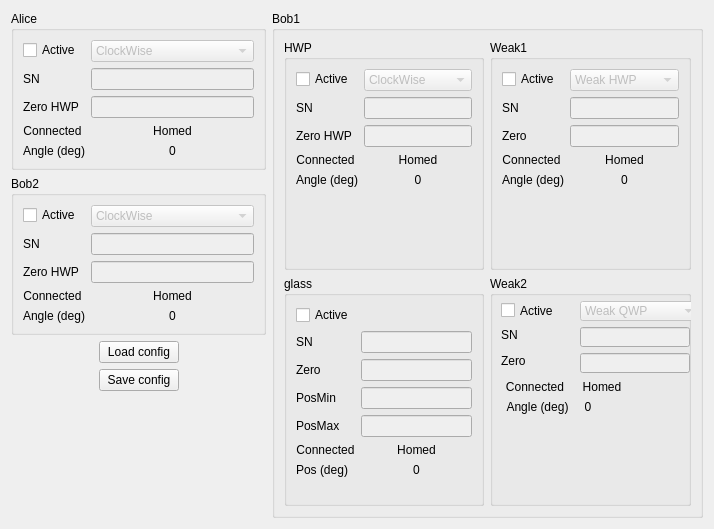
Qt form pol/config.ui (qLuxor/pylabtools) before a commit.
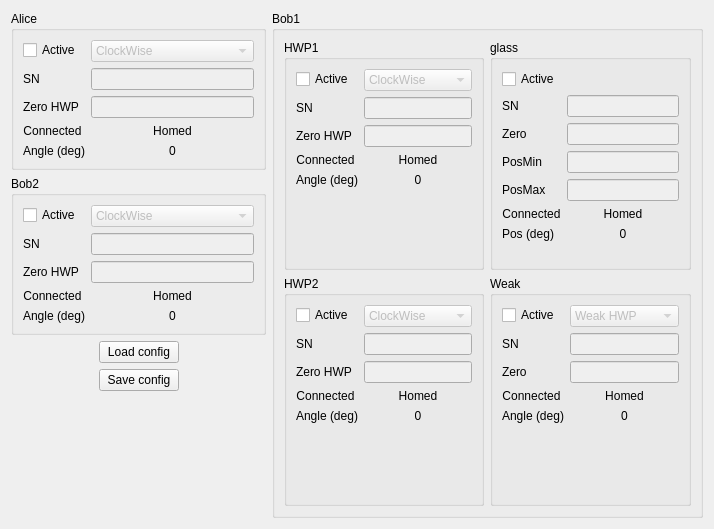
The same form after that commit.

Commit message: Modify code to use two rotators for Bob1 basis choice

What changed in the file:
```diff
--- a/pol/config.ui
+++ b/pol/config.ui
@@ -308,23 +308,23 @@
      </property>
      <layout class="QGridLayout" name="gridLayout_2">
       <item row="0" column="0">
-       <widget class="QGroupBox" name="grpHWPBob1">
+       <widget class="QGroupBox" name="grpHWP1Bob1">
         <property name="title">
-         <string>HWP</string>
+         <string>HWP1</string>
         </property>
         <layout class="QFormLayout" name="formLayout_4">
          <property name="fieldGrowthPolicy">
           <enum>QFormLayout::AllNonFixedFieldsGrow</enum>
          </property>
          <item row="0" column="0">
-          <widget class="QCheckBox" name="chkActiveHWPBob1">
+          <widget class="QCheckBox" name="chkActiveHWP1Bob1">
            <property name="text">
             <string>Active</string>
            </property>
           </widget>
          </item>
          <item row="0" column="1">
-          <widget class="QComboBox" name="cmbDirHWPBob1">
+          <widget class="QComboBox" name="cmbDirHWP1Bob1">
            <property name="enabled">
             <bool>false</bool>
            </property>
@@ -351,7 +351,7 @@
           </widget>
          </item>
          <item row="1" column="1">
-          <widget class="QLineEdit" name="txtSNHWPBob1">
+          <widget class="QLineEdit" name="txtSNHWP1Bob1">
            <property name="enabled">
             <bool>false</bool>
            </property>
@@ -368,7 +368,7 @@
           </widget>
          </item>
          <item row="2" column="1">
-          <widget class="QLineEdit" name="txtZeroHWPBob1">
+          <widget class="QLineEdit" name="txtZeroHWP1Bob1">
            <property name="enabled">
             <bool>false</bool>
            </property>
@@ -378,7 +378,7 @@
           </widget>
          </item>
          <item row="3" column="0">
-          <widget class="QLabel" name="lblConnHWPBob1">
+          <widget class="QLabel" name="lblConnHWP1Bob1">
            <property name="text">
             <string>Connected</string>
            </property>
@@ -388,7 +388,7 @@
           </widget>
          </item>
          <item row="3" column="1">
-          <widget class="QLabel" name="lblHomedHWPBob1">
+          <widget class="QLabel" name="lblHomedHWP1Bob1">
            <property name="text">
             <string>Homed</string>
            </property>
@@ -408,7 +408,7 @@
           </widget>
          </item>
          <item row="4" column="1">
-          <widget class="QLabel" name="lblAngleHWPBob1">
+          <widget class="QLabel" name="lblAngleHWP1Bob1">
            <property name="text">
             <string>0</string>
            </property>
@@ -420,21 +420,21 @@
         </layout>
        </widget>
       </item>
-      <item row="0" column="1">
-       <widget class="QGroupBox" name="grpWeak1">
+      <item row="1" column="0">
+       <widget class="QGroupBox" name="grpHWP2Bob1">
         <property name="title">
-         <string>Weak1</string>
+         <string>HWP2</string>
         </property>
         <layout class="QFormLayout" name="formLayout_5">
          <item row="0" column="0">
-          <widget class="QCheckBox" name="chkActiveWeak1">
+          <widget class="QCheckBox" name="chkActiveHWP2Bob1">
            <property name="text">
             <string>Active</string>
            </property>
           </widget>
          </item>
          <item row="0" column="1">
-          <widget class="QComboBox" name="cmbFuncWeak1">
+          <widget class="QComboBox" name="cmbDirHWP2Bob1">
            <property name="enabled">
             <bool>false</bool>
            </property>
@@ -443,17 +443,12 @@
            </property>
            <item>
             <property name="text">
-             <string>Weak HWP</string>
+             <string>ClockWise</string>
             </property>
            </item>
            <item>
             <property name="text">
-             <string>Weak QWP</string>
-            </property>
-           </item>
-           <item>
-            <property name="text">
-             <string>Compensation</string>
+             <string>CounterCW</string>
             </property>
            </item>
           </widget>
@@ -466,7 +461,7 @@
           </widget>
          </item>
          <item row="1" column="1">
-          <widget class="QLineEdit" name="txtSNWeak1">
+          <widget class="QLineEdit" name="txtSNHWP2Bob1">
            <property name="enabled">
             <bool>false</bool>
            </property>
@@ -478,12 +473,12 @@
          <item row="2" column="0">
           <widget class="QLabel" name="label_19">
            <property name="text">
-            <string>Zero</string>
+            <string>Zero HWP</string>
            </property>
           </widget>
          </item>
          <item row="2" column="1">
-          <widget class="QLineEdit" name="txtZeroWeak1">
+          <widget class="QLineEdit" name="txtZeroHWP2Bob1">
            <property name="enabled">
             <bool>false</bool>
            </property>
@@ -493,7 +488,7 @@
           </widget>
          </item>
          <item row="3" column="0">
-          <widget class="QLabel" name="lblConnWeak1">
+          <widget class="QLabel" name="lblConnHWP2Bob1">
            <property name="styleSheet">
             <string notr="true"/>
            </property>
@@ -506,7 +501,7 @@
           </widget>
          </item>
          <item row="3" column="1">
-          <widget class="QLabel" name="lblHomedWeak1">
+          <widget class="QLabel" name="lblHomedHWP2Bob1">
            <property name="text">
             <string>Homed</string>
            </property>
@@ -526,7 +521,7 @@
           </widget>
          </item>
          <item row="4" column="1">
-          <widget class="QLabel" name="lblAngleWeak1">
+          <widget class="QLabel" name="lblAngleHWP2Bob1">
            <property name="text">
             <string>0</string>
            </property>
@@ -538,7 +533,7 @@
         </layout>
        </widget>
       </item>
-      <item row="1" column="0">
+      <item row="0" column="1">
        <widget class="QGroupBox" name="grpGlass">
         <property name="title">
          <string>glass</string>
@@ -663,37 +658,25 @@
        </widget>
       </item>
       <item row="1" column="1">
-       <widget class="QGroupBox" name="grpWeak2">
+       <widget class="QGroupBox" name="grpWeak">
         <property name="title">
-         <string>Weak2</string>
+         <string>Weak</string>
         </property>
-        <widget class="QCheckBox" name="chkActiveWeak2">
-         <property name="geometry">
-          <rect>
-           <x>11</x>
-           <y>25</y>
-           <width>61</width>
-           <height>19</height>
-          </rect>
-         </property>
+        <layout class="QFormLayout" name="formLayout_6">
+         <item row="0" column="0">
+          <widget class="QCheckBox" name="chkActiveWeak">
          <property name="text">
           <string>Active</string>
          </property>
         </widget>
-        <widget class="QComboBox" name="cmbFuncWeak2">
+         </item>
+         <item row="0" column="1">
+          <widget class="QComboBox" name="cmbFuncWeak">
          <property name="enabled">
           <bool>false</bool>
          </property>
-         <property name="geometry">
-          <rect>
-           <x>90</x>
-           <y>25</y>
-           <width>120</width>
-           <height>20</height>
-          </rect>
-         </property>
          <property name="currentIndex">
-          <number>1</number>
+            <number>0</number>
          </property>
          <item>
           <property name="text">
@@ -711,73 +694,43 @@
           </property>
          </item>
         </widget>
+         </item>
+         <item row="1" column="0">
         <widget class="QLabel" name="label_31">
-         <property name="geometry">
-          <rect>
-           <x>11</x>
-           <y>51</y>
-           <width>17</width>
-           <height>16</height>
-          </rect>
-         </property>
          <property name="text">
           <string>SN</string>
          </property>
         </widget>
-        <widget class="QLineEdit" name="txtSNWeak2">
+         </item>
+         <item row="1" column="1">
+          <widget class="QLineEdit" name="txtSNWeak">
          <property name="enabled">
           <bool>false</bool>
          </property>
-         <property name="geometry">
-          <rect>
-           <x>90</x>
-           <y>51</y>
-           <width>110</width>
-           <height>20</height>
-          </rect>
-         </property>
          <property name="text">
           <string/>
          </property>
         </widget>
+         </item>
+         <item row="2" column="0">
         <widget class="QLabel" name="label_20">
-         <property name="geometry">
-          <rect>
-           <x>11</x>
-           <y>77</y>
-           <width>30</width>
-           <height>16</height>
-          </rect>
-         </property>
          <property name="text">
           <string>Zero</string>
          </property>
         </widget>
-        <widget class="QLineEdit" name="txtZeroWeak2">
+         </item>
+         <item row="2" column="1">
+          <widget class="QLineEdit" name="txtZeroWeak">
          <property name="enabled">
           <bool>false</bool>
          </property>
-         <property name="geometry">
-          <rect>
-           <x>90</x>
-           <y>77</y>
-           <width>110</width>
-           <height>20</height>
-          </rect>
-         </property>
          <property name="text">
           <string/>
          </property>
         </widget>
-        <widget class="QLabel" name="lblConnWeak2">
-         <property name="geometry">
-          <rect>
-           <x>11</x>
-           <y>103</y>
-           <width>68</width>
-           <height>16</height>
-          </rect>
-         </property>
+         </item>
+         <item row="3" column="0">
+          <widget class="QLabel" name="lblConnWeak">
          <property name="styleSheet">
           <string notr="true"/>
          </property>
@@ -788,15 +741,9 @@
           <set>Qt::AlignCenter</set>
          </property>
         </widget>
-        <widget class="QLabel" name="lblHomedWeak2">
-         <property name="geometry">
-          <rect>
-           <x>90</x>
-           <y>103</y>
-           <width>44</width>
-           <height>16</height>
-          </rect>
-         </property>
+         </item>
+         <item row="3" column="1">
+          <widget class="QLabel" name="lblHomedWeak">
          <property name="text">
           <string>Homed</string>
          </property>
@@ -804,15 +751,9 @@
           <set>Qt::AlignCenter</set>
          </property>
         </widget>
+         </item>
+         <item row="4" column="0">
         <widget class="QLabel" name="label_36">
-         <property name="geometry">
-          <rect>
-           <x>11</x>
-           <y>123</y>
-           <width>73</width>
-           <height>16</height>
-          </rect>
-         </property>
          <property name="text">
           <string>Angle (deg)</string>
          </property>
@@ -820,15 +761,9 @@
           <set>Qt::AlignCenter</set>
          </property>
         </widget>
-        <widget class="QLabel" name="lblAngleWeak2">
-         <property name="geometry">
-          <rect>
-           <x>90</x>
-           <y>123</y>
-           <width>16</width>
-           <height>16</height>
-          </rect>
-         </property>
+         </item>
+         <item row="4" column="1">
+          <widget class="QLabel" name="lblAngleWeak">
          <property name="text">
           <string>0</string>
          </property>
@@ -836,6 +771,8 @@
           <set>Qt::AlignCenter</set>
          </property>
         </widget>
+         </item>
+        </layout>
        </widget>
       </item>
      </layout>
```
Lines whose indentation alone changed are shown as unchanged. The commit also changes 2 other files.
